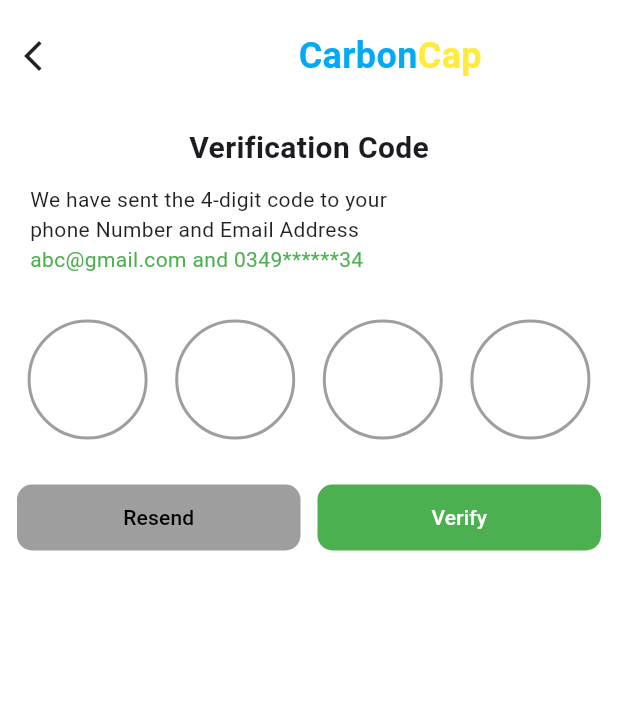
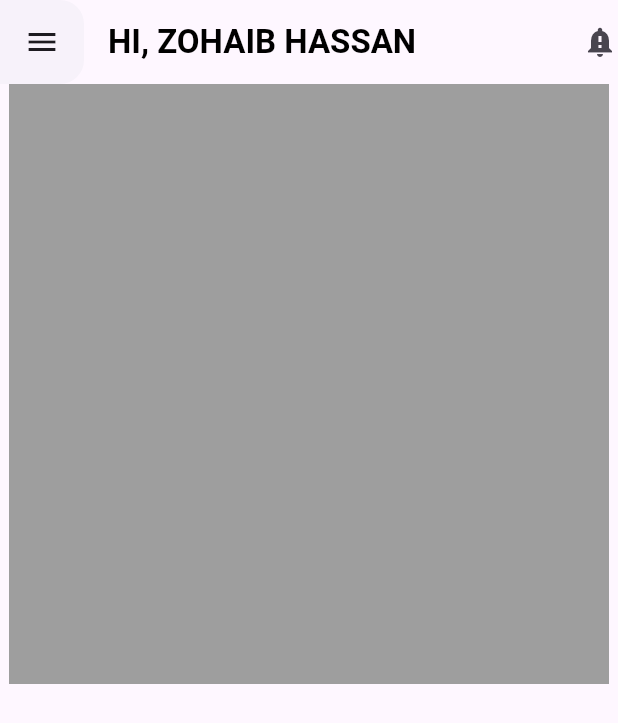
Before and after one commit to Ahmad163563/internship-project, a Flutter app: the otpScreen screen opened directly, after a tap on "Verify", on a phone screen of 412 x 824 dp. Shown: the top 723 px of the screen. Run offline on Flutter 3.47's test engine with Material 3 defaults, Android fonts, the phone set to English and light mode, and no system bars.

```diff
--- /dev/null
+++ b/lib/home_screen/homescreen.dart
@@ -0,0 +1,40 @@
+import 'package:flutter/material.dart';
+
+class home_screen extends StatefulWidget {
+  const home_screen({super.key});
+
+  @override
+  State<home_screen> createState() => _home_screenState();
+}
+
+class _home_screenState extends State<home_screen> {
+
+
+  @override
+  Widget build(BuildContext context) {
+    return Scaffold(
+      appBar: AppBar(
+        leading: Drawer(child: Icon(Icons.menu),),
+        title: Text('HI, ZOHAIB HASSAN',style: TextStyle(color: Colors.black,fontWeight: FontWeight.bold),),
+      actions: [
+        Icon(Icons.notification_important)
+      ],
+      ),
+      body:
+        SingleChildScrollView(
+          child: Column(
+            children: [
+              Center(
+                child: Container(
+                  height: 400,
+                  width: 400,
+                  color: Colors.grey,
+                ),
+              )
+            ],
+          ),
+        )
+
+    );
+  }
+}
--- a/lib/main.dart
+++ b/lib/main.dart
@@ -1,5 +1,6 @@
 import 'package:flutter/material.dart';
 import 'package:project/Sign_up/sign_up.dart';
+import 'package:project/home_screen/homescreen.dart';
 import 'package:project/login_screen/login-screen.dart';
 import 'package:project/otp_verification_screen/verification_screen.dart';
 
@@ -20,7 +21,7 @@ class MyApp extends StatelessWidget {
       theme: ThemeData(
 
       ),
-      home: LoginScreen()
+      home: home_screen()//SIGNup()//LoginScreen()
     );
   }
 }
--- a/lib/otp_verification_screen/verification_screen.dart
+++ b/lib/otp_verification_screen/verification_screen.dart
@@ -1,4 +1,5 @@
 import 'package:flutter/material.dart';
+import 'package:project/home_screen/homescreen.dart';
 
 class otpScreen extends StatelessWidget {
   const otpScreen({super.key});
@@ -87,7 +88,7 @@ class otpScreen extends StatelessWidget {
                 width: 189,
                 decoration: BoxDecoration(borderRadius: BorderRadius.circular(10),color: Colors.green),
                 child: TextButton(
-                  onPressed: () {},
+                  onPressed: () {Navigator.push(context, MaterialPageRoute(builder: (context)=>home_screen()));},
                   child: Text('Verify',style: TextStyle(color: Colors.white),),
                 ),
               ),
```
Also changed, not shown: lib/Sign_up/sign_up.dart (+18 -6 lines), lib/login_screen/login-screen.dart (+7 -1 lines), assets/home screen.png (added), assets/screen.png (added), assets/share.png (added).
